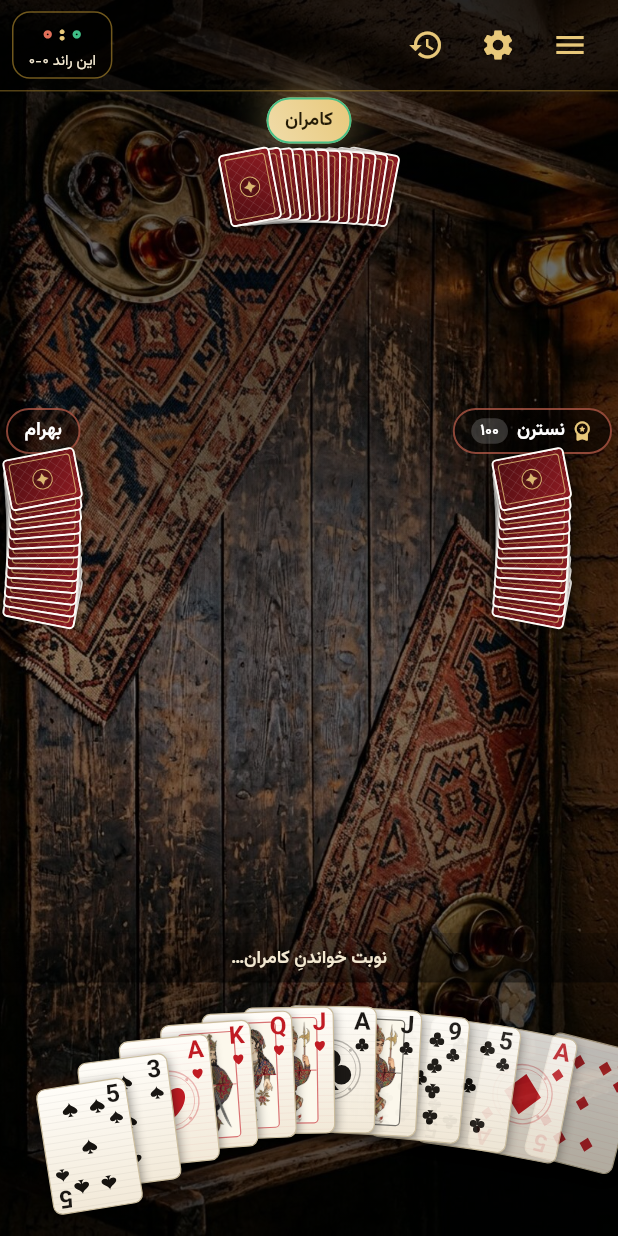
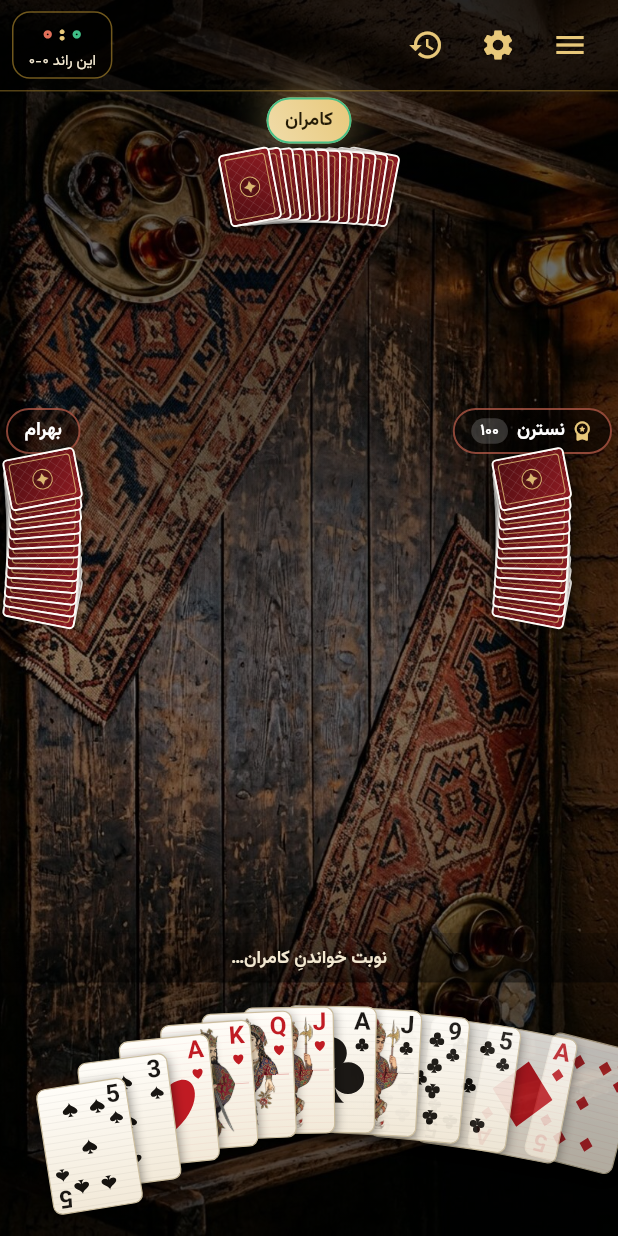
Before and after one commit to kamandbeauty/kamand, a Flutter app: the screen it shows after launch, after a tap on "دو نفره", after a tap on "چهار نفره", after a tap on "بازی جدید", on a phone screen of 412 x 824 dp. Run offline on Flutter 3.47's test engine with Material 3 defaults, Android fonts, the phone set to English and light mode, and no system bars; our stand-ins replace shared_preferences.

Commit message:
حذف قابِ نقش‌ها و آس، درشت‌تر شدنِ نگاره‌ها و برگ‌های روی زمین
Co-authored-by: arena-agent <297053741+arena-agent@users.noreply.github.com>

```diff
--- a/lib/ui/screens/game_screen.dart
+++ b/lib/ui/screens/game_screen.dart
@@ -735,7 +735,7 @@ class _TrickArea extends StatelessWidget {
   @override
   Widget build(BuildContext context) {
     final ShelemEngine e = controller.engine!;
-    final double cw = (size.width * 0.34).clamp(52.0, 86.0);
+    final double cw = (size.width * 0.38).clamp(58.0, 96.0);
     final List<Alignment> spots = e.seats == 2
         ? <Alignment>[const Alignment(0, 0.72), const Alignment(0, -0.72)]
         : <Alignment>[
--- a/lib/ui/widgets/card_view.dart
+++ b/lib/ui/widgets/card_view.dart
@@ -181,8 +181,8 @@ class CardView extends StatelessWidget {
                         vertical: width * 0.17,
                       )
                     : EdgeInsets.symmetric(
-                        horizontal: width * 0.115,
-                        vertical: width * 0.10,
+                        horizontal: width * 0.045,
+                        vertical: width * 0.055,
                       ),
                 child: _center(color, colorDeep),
               ),
@@ -335,20 +335,7 @@ class _AceCenter extends StatelessWidget {
   @override
   Widget build(BuildContext context) {
     return Center(
-      child: SizedBox(
-        width: width * 0.68,
-        height: width * 0.68,
-        child: Stack(
-          alignment: Alignment.center,
-          children: <Widget>[
-            CustomPaint(
-              size: Size.square(width * 0.68),
-              painter: _RingPainter(color.withValues(alpha: 0.3)),
-            ),
-            SuitIcon(suit: suit, size: width * 0.48, color: color),
-          ],
-        ),
-      ),
+      child: SuitIcon(suit: suit, size: width * 0.78, color: color),
     );
   }
 }
@@ -386,19 +373,8 @@ class _CourtCenter extends StatelessWidget {
           _CourtFallback(card: card, color: color, width: width),
     );
 
-    return Padding(
-      padding: EdgeInsets.symmetric(horizontal: width * 0.055),
-      child: Container(
-        decoration: BoxDecoration(
-          borderRadius: BorderRadius.circular(width * 0.05),
-          color: const Color(0xFFFCF8EC),
-          border: Border.all(
-            color: color.withValues(alpha: 0.6),
-            width: math.max(0.8, width * 0.011),
-          ),
-        ),
-        child: ClipRRect(
-          borderRadius: BorderRadius.circular(width * 0.042),
+    return ClipRRect(
+      borderRadius: BorderRadius.circular(width * 0.03),
       child: Stack(
         fit: StackFit.expand,
         children: <Widget>[
@@ -416,13 +392,11 @@ class _CourtCenter extends StatelessWidget {
           ),
           Center(
             child: Container(
-                  height: math.max(0.7, width * 0.009),
-                  color: color.withValues(alpha: 0.5),
+              height: math.max(0.6, width * 0.006),
+              color: color.withValues(alpha: 0.28),
             ),
           ),
         ],
-          ),
-        ),
       ),
     );
   }
@@ -540,36 +514,6 @@ class _PaperPainter extends CustomPainter {
   bool shouldRepaint(_PaperPainter old) => old.color != color;
 }
 
-class _RingPainter extends CustomPainter {
-  const _RingPainter(this.color);
-
-  final Color color;
-
-  @override
-  void paint(Canvas canvas, Size size) {
-    final Offset c = size.center(Offset.zero);
-    final double r = size.width / 2;
-    final Paint p = Paint()
-      ..color = color
-      ..style = PaintingStyle.stroke
-      ..strokeWidth = math.max(0.7, size.width * 0.022);
-    canvas.drawCircle(c, r * 0.96, p);
-    canvas.drawCircle(c, r * 0.82, p..strokeWidth = math.max(0.5, r * 0.02));
-    // چهار نقطهٔ تزئینی
-    final Paint dot = Paint()..color = color;
-    for (int i = 0; i < 4; i++) {
-      final double a = math.pi / 4 + i * math.pi / 2;
-      canvas.drawCircle(
-        c + Offset(math.cos(a), math.sin(a)) * r * 0.89,
-        math.max(0.8, r * 0.05),
-        dot,
-      );
-    }
-  }
-
-  @override
-  bool shouldRepaint(_RingPainter old) => old.color != color;
-}
 
 class CardBackView extends StatelessWidget {
   const CardBackView({
```
Lines whose indentation alone changed are shown as unchanged.
